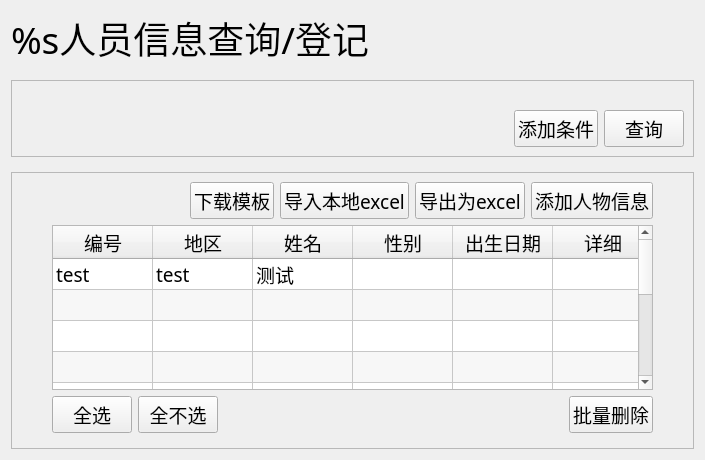
First picture: the form in ui/widgets/subpages/page1_x/page.ui, repository ArcherLuo233/election-s-prediction, before the edit.
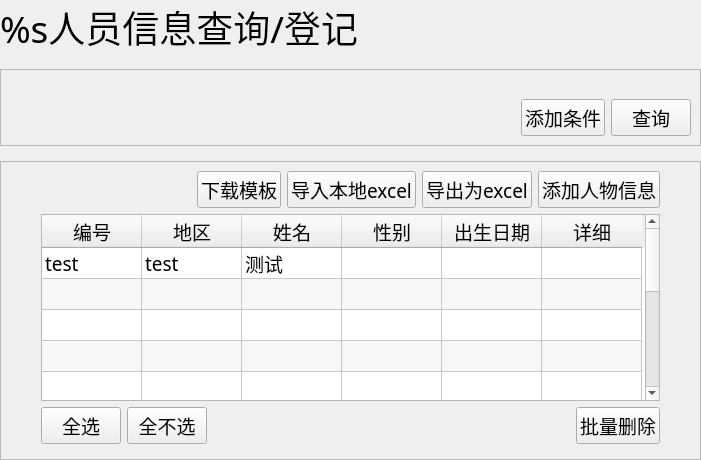
Second picture: the form after the edit. Custom widgets are drawn as their Qt base class.

```diff
--- a/ui/widgets/subpages/page1_x/page.ui
+++ b/ui/widgets/subpages/page1_x/page.ui
@@ -23,6 +23,18 @@
    <property name="spacing">
     <number>15</number>
    </property>
+   <property name="leftMargin">
+    <number>0</number>
+   </property>
+   <property name="topMargin">
+    <number>0</number>
+   </property>
+   <property name="rightMargin">
+    <number>0</number>
+   </property>
+   <property name="bottomMargin">
+    <number>0</number>
+   </property>
    <item>
     <widget class="QLabel" name="label_title">
      <property name="font">
```
Left out of the diff: 2 changed lines with no effect on the pictures.
